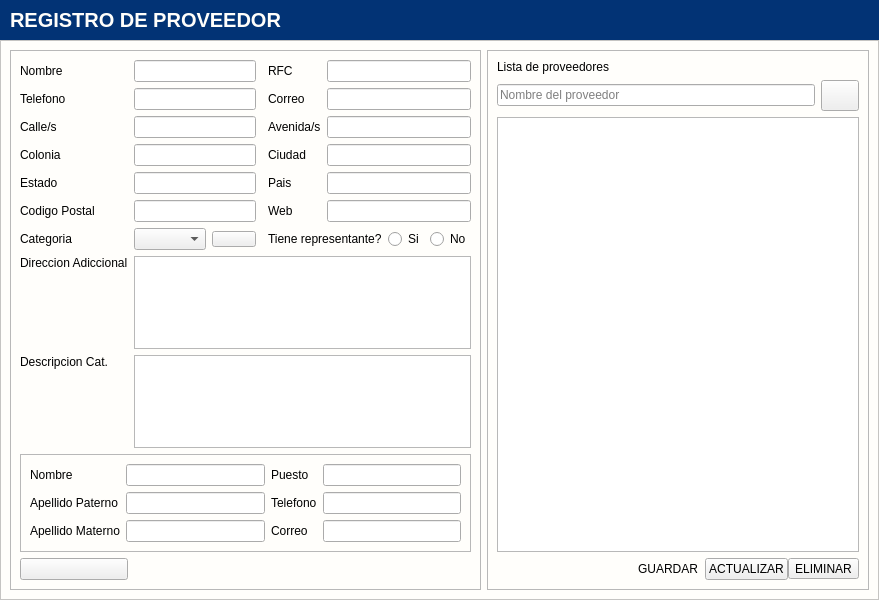
The window that app/View/UserInterfaceUi/UI_CONTROL_PROVEEDORES.ui (LAngelVp/software-punto-de-venta) describes before a commit, drawn with Qt 5.
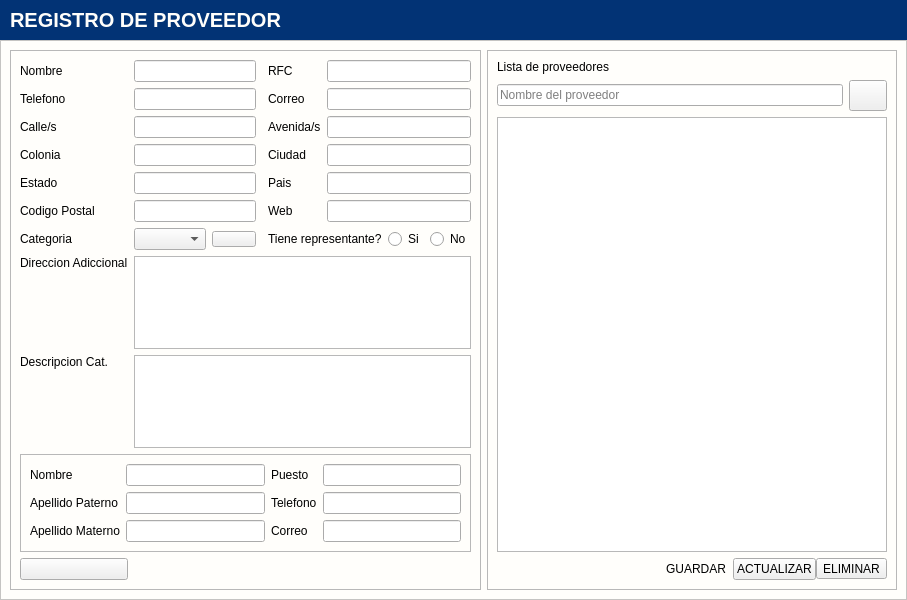
The same window after the commit. Icons and pictures are not drawn.

```diff
--- a/app/View/UserInterfaceUi/UI_CONTROL_PROVEEDORES.ui
+++ b/app/View/UserInterfaceUi/UI_CONTROL_PROVEEDORES.ui
@@ -6,7 +6,7 @@
    <rect>
     <x>0</x>
     <y>0</y>
-    <width>879</width>
+    <width>907</width>
     <height>600</height>
    </rect>
   </property>
```
Left out of the diff: 74 changed lines with no effect on the pictures.
